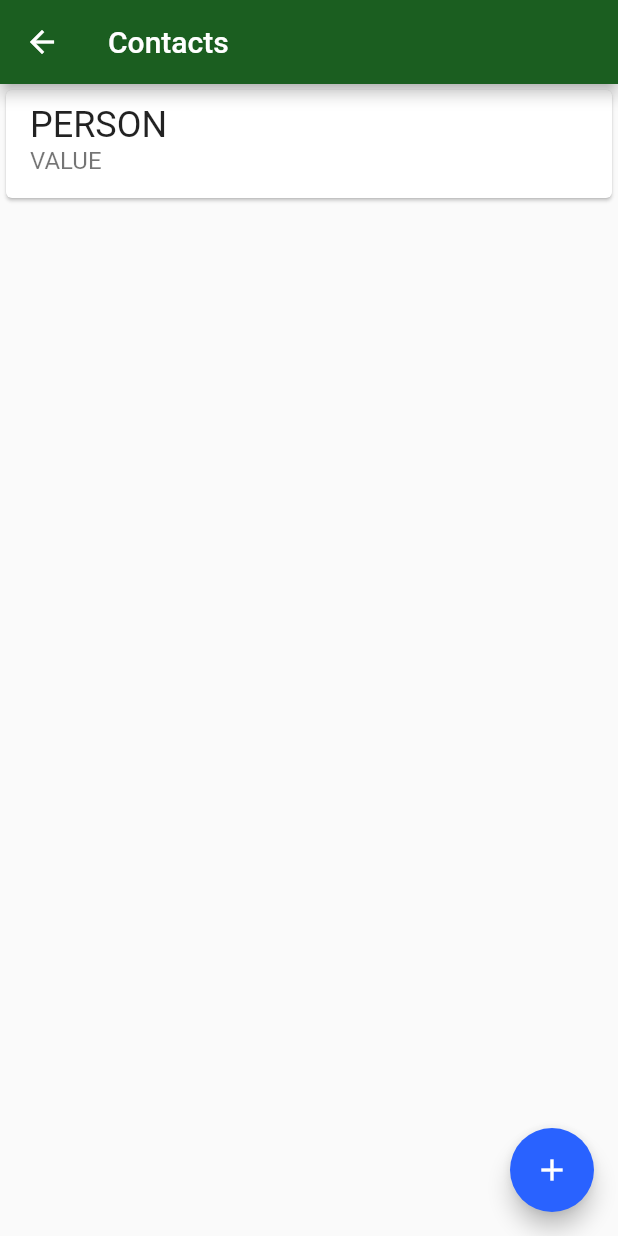
After one commit to KenjiNishi/flutter_alura_fundamentals, a Flutter app: the screen it shows after launch, after a tap on "Contacts", on a phone screen of 412 x 824 dp. The commit adds this screen. Run offline on Flutter 3.47's test engine with Material 2 defaults, Android fonts, the phone set to English and light mode, and no system bars.

Commit message:
using gestureDetector to change screens, contacts_list created'

```diff
--- a/course2_sqflite/lib/main.dart
+++ b/course2_sqflite/lib/main.dart
@@ -1,6 +1,5 @@
+import 'package:course2_sqflite/screens/dashboard.dart';
 import 'package:flutter/material.dart';
-
-import 'pages/Dashboard.dart';
 
 void main() {
   runApp(MyApp());
--- a/course2_sqflite/lib/pages/Dashboard.dart
+++ /dev/null
@@ -1,47 +0,0 @@
-import 'package:flutter/material.dart';
-
-class Dashboard extends StatelessWidget {
-  @override
-  Widget build(BuildContext context) {
-    return Scaffold(
-      appBar: AppBar(title: Text("Dashboard")),
-      body: Column(
-        mainAxisAlignment: MainAxisAlignment.spaceEvenly,
-        crossAxisAlignment: CrossAxisAlignment.start,
-        children: <Widget>[
-          Padding(
-            padding: const EdgeInsets.all(8),
-            child: Image.asset('images/bytebank_logo.png'),
-          ),
-          Padding(
-            padding: const EdgeInsets.all(8),
-            child: Container(
-              padding: EdgeInsets.all(8),
-              color: Colors.amber,
-              height: 80,
-              width: 140,
-              child: Column(
-                mainAxisAlignment: MainAxisAlignment.spaceBetween,
-                crossAxisAlignment: CrossAxisAlignment.start,
-                children: <Widget>[
-                  Icon(
-                    Icons.people,
-                    color: Colors.black,
-                    size: 38,
-                  ),
-                  Text(
-                    'Contacts',
-                    style: TextStyle(
-                      color: Colors.black,
-                      fontSize: 16,
-                    ),
-                  ),
-                ],
-              ),
-            ),
-          )
-        ],
-      ),
-    );
-  }
-}
--- /dev/null
+++ b/course2_sqflite/lib/screens/contacts_list.dart
@@ -0,0 +1,31 @@
+import 'package:flutter/material.dart';
+
+class ContactsList extends StatelessWidget {
+  @override
+  Widget build(BuildContext context) {
+    return Scaffold(
+      appBar: AppBar(
+        title: Text('Contacts'),
+      ),
+      body: ListView(
+        children: <Widget>[
+          Card(
+              child: ListTile(
+            title: Text(
+              'PERSON',
+              style: TextStyle(fontSize: 24),
+            ),
+            subtitle: Text(
+              'VALUE',
+              style: TextStyle(fontSize: 16),
+            ),
+          )),
+        ],
+      ),
+      floatingActionButton: FloatingActionButton(
+        onPressed: () {},
+        child: Icon(Icons.add),
+      ),
+    );
+  }
+}
--- /dev/null
+++ b/course2_sqflite/lib/screens/dashboard.dart
@@ -0,0 +1,54 @@
+import 'package:course2_sqflite/screens/contacts_list.dart';
+import 'package:flutter/material.dart';
+
+class Dashboard extends StatelessWidget {
+  @override
+  Widget build(BuildContext context) {
+    return Scaffold(
+      appBar: AppBar(title: Text("Dashboard")),
+      body: Column(
+        mainAxisAlignment: MainAxisAlignment.spaceEvenly,
+        crossAxisAlignment: CrossAxisAlignment.start,
+        children: <Widget>[
+          Padding(
+            padding: const EdgeInsets.all(8),
+            child: Image.asset('images/bytebank_logo.png'),
+          ),
+          Padding(
+            padding: const EdgeInsets.all(8),
+            child: GestureDetector(
+              onTap: () {
+                Navigator.of(context).push(
+                    MaterialPageRoute(builder: (context) => ContactsList()));
+              },
+              child: Container(
+                padding: EdgeInsets.all(8),
+                color: Colors.amber,
+                height: 80,
+                width: 140,
+                child: Column(
+                  mainAxisAlignment: MainAxisAlignment.spaceBetween,
+                  crossAxisAlignment: CrossAxisAlignment.start,
+                  children: <Widget>[
+                    Icon(
+                      Icons.people,
+                      color: Colors.black,
+                      size: 38,
+                    ),
+                    Text(
+                      'Contacts',
+                      style: TextStyle(
+                        color: Colors.black,
+                        fontSize: 16,
+                      ),
+                    ),
+                  ],
+                ),
+              ),
+            ),
+          )
+        ],
+      ),
+    );
+  }
+}
```
